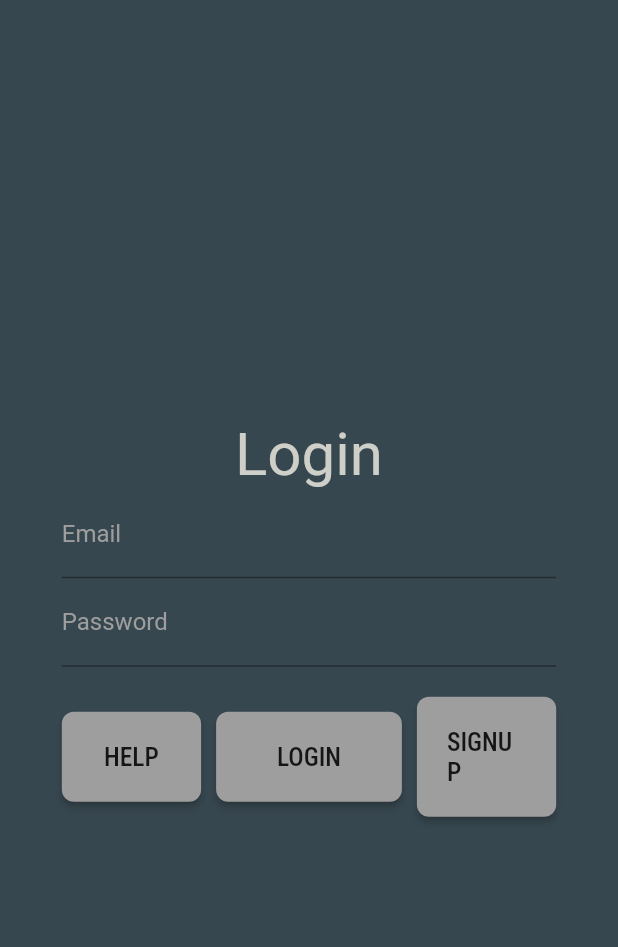
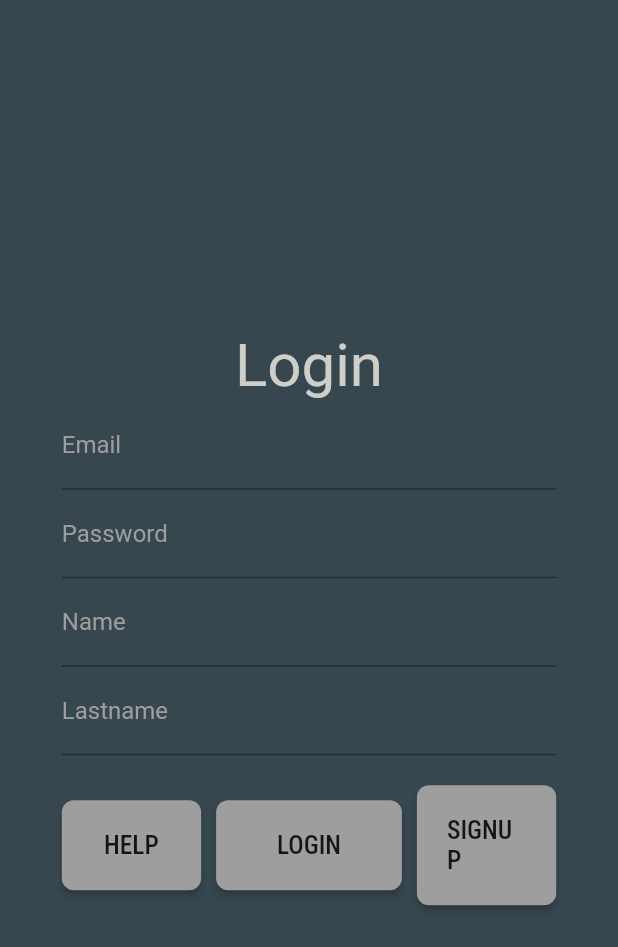
Before and after one commit to SendGram/SendgramBank, a Flutter app: the screen it shows after launch, after a tap on "SIGNUP", on a phone screen of 412 x 824 dp. Shown: the top 947 px of the screen. Run offline on Flutter 3.47's test engine with Material 2 defaults, Android fonts, the phone set to English and light mode, and no system bars; our stand-ins replace bloc, flutter_bloc, google_fonts; Roboto replaces fonts that are missing (Oxygen).

Commit message:
Added signup fields in LoginPage #24

```diff
--- a/sendgrambank/lib/pages/LoginPage.dart
+++ b/sendgrambank/lib/pages/LoginPage.dart
@@ -42,8 +42,13 @@ class LoginPage extends StatelessWidget {
 class LoginForm extends StatelessWidget {
   final _emailController = TextEditingController();
   final _passwordController = TextEditingController();
+  final _nameController = TextEditingController();
+  final _lastNameController = TextEditingController();
+  LoginBloc loginBloc;
+
   @override
   Widget build(BuildContext context) {
+    loginBloc = BlocProvider.of<LoginBloc>(context);
     return BlocBuilder<LoginBloc, LoginState>(builder: (context, state) {
       if (state is LoginLoading) return LinearProgressIndicator();
       return Column(
@@ -71,6 +76,26 @@ class LoginForm extends StatelessWidget {
               ),
             ],
           ),
+          if (state is Registering)
+            Row(
+              mainAxisAlignment: MainAxisAlignment.center,
+              children: [
+                Expanded(
+                  child: CustomTextField(
+                      text: "Name", controller: _nameController),
+                ),
+              ],
+            ),
+          if (state is Registering)
+            Row(
+              mainAxisAlignment: MainAxisAlignment.center,
+              children: [
+                Expanded(
+                  child: CustomTextField(
+                      text: "Lastname", controller: _lastNameController),
+                ),
+              ],
+            ),
           SizedBox(
             height: 20,
           ),
@@ -90,9 +115,10 @@ class LoginForm extends StatelessWidget {
                 child: CustomButton(
                     text: "LOGIN",
                     onPressed: () {
+                      if (state is Registering)
+                        return loginBloc.add(GoToLoginForm());
                       String email = _emailController.value.text;
                       String password = _passwordController.value.text;
-                      final loginBloc = BlocProvider.of<LoginBloc>(context);
 
                       loginBloc.add(
                           LoginRequestEvent(email: email, password: password));
@@ -103,7 +129,23 @@ class LoginForm extends StatelessWidget {
               ),
               Expanded(
                 flex: 3,
-                child: CustomButton(text: "SIGNUP", onPressed: () {}),
+                child: CustomButton(
+                    text: "SIGNUP",
+                    onPressed: () {
+                      if (state is Registering) {
+                        String email = _emailController.value.text;
+                        String password = _passwordController.value.text;
+                        String name = _nameController.value.text;
+                        String lastName = _lastNameController.value.text;
+                        loginBloc.add(RegisterRequestEvent(
+                            email: email,
+                            password: password,
+                            name: name,
+                            lastName: lastName));
+                      } else {
+                        loginBloc.add(GoToRegisterForm());
+                      }
+                    }),
               )
             ],
           ),
```
